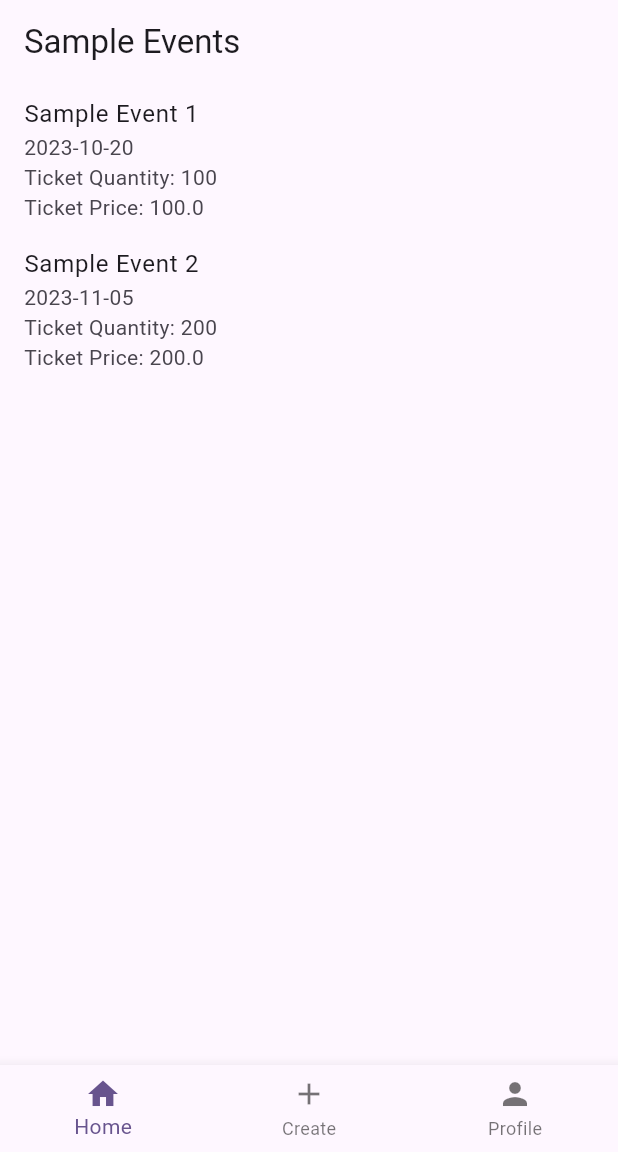
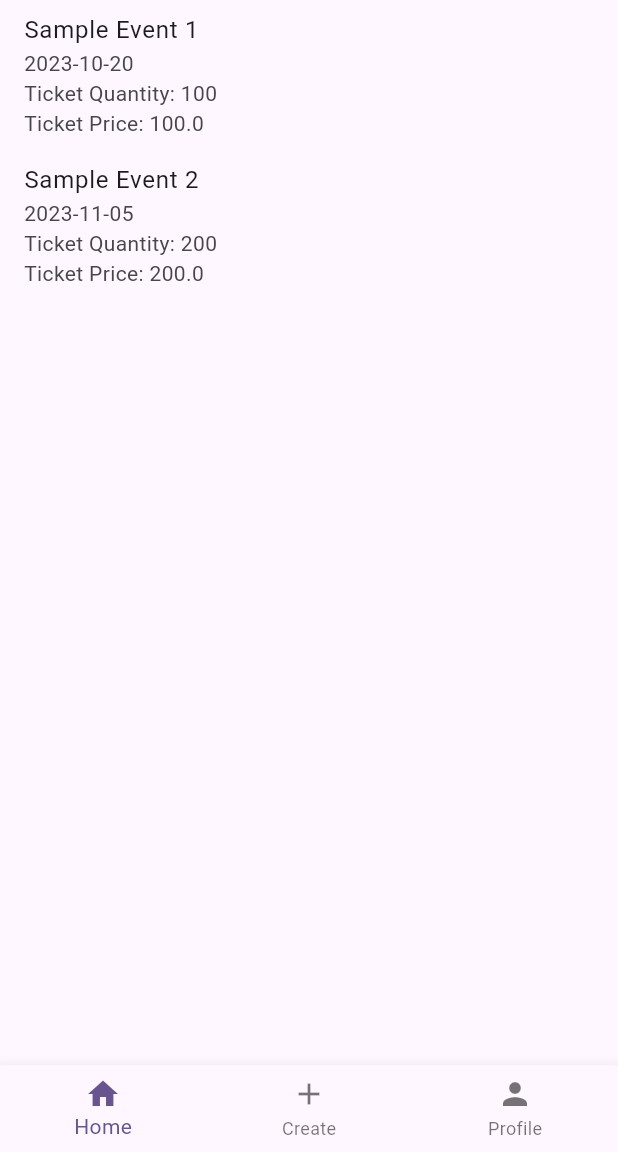
Before and after one commit to kmzR3/venti, a Flutter app: the screen it shows after launch, on a phone screen of 412 x 824 dp, the part 84-1236 px from its top. Run offline on Flutter 3.47's test engine with Material 2 defaults, Android fonts, the phone set to English and light mode, and no system bars.

Commit message:
removed appbar in event widget

```diff
--- a/lib/presentation/widgets/events_widget.dart
+++ b/lib/presentation/widgets/events_widget.dart
@@ -9,9 +9,6 @@ class EventListWidget extends StatelessWidget {
   @override
   Widget build(BuildContext context) {
     return Scaffold(
-      appBar: AppBar(
-        title: const Text('Sample Events'),
-      ),
       body: ListView.builder(
         itemCount: sampleEvents.length,
         itemBuilder: (context, index) {
```
